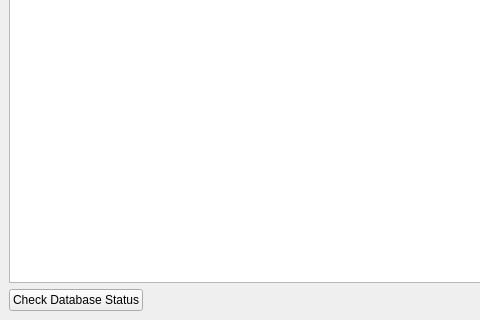
The window that views/ImportFileView.ui (xcarol/wmm-qt) describes before a commit, drawn with Qt 5; both pictures show x 0 to 480 and y 280 to 600 of the 800 by 600 pixel window.
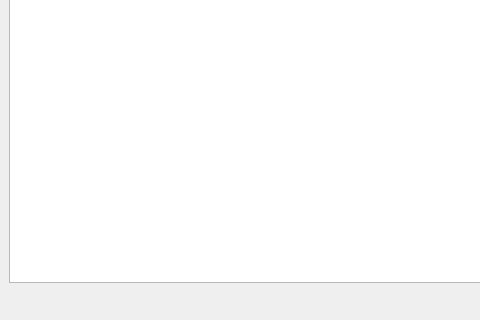
The same window after the commit.

Commit message: move check connection to settings dialog

Patch:
```diff
--- a/views/ImportFileView.ui
+++ b/views/ImportFileView.ui
@@ -157,13 +157,6 @@
       </item>
       <item>
        <layout class="QHBoxLayout" name="horizontalLayout_3">
-        <item>
-         <widget class="QPushButton" name="databaseStatusButton">
-          <property name="text">
-           <string>Check Database Status</string>
-          </property>
-         </widget>
-        </item>
         <item>
          <spacer name="horizontalSpacer">
           <property name="orientation">
```
The commit also changes 6 other files.
